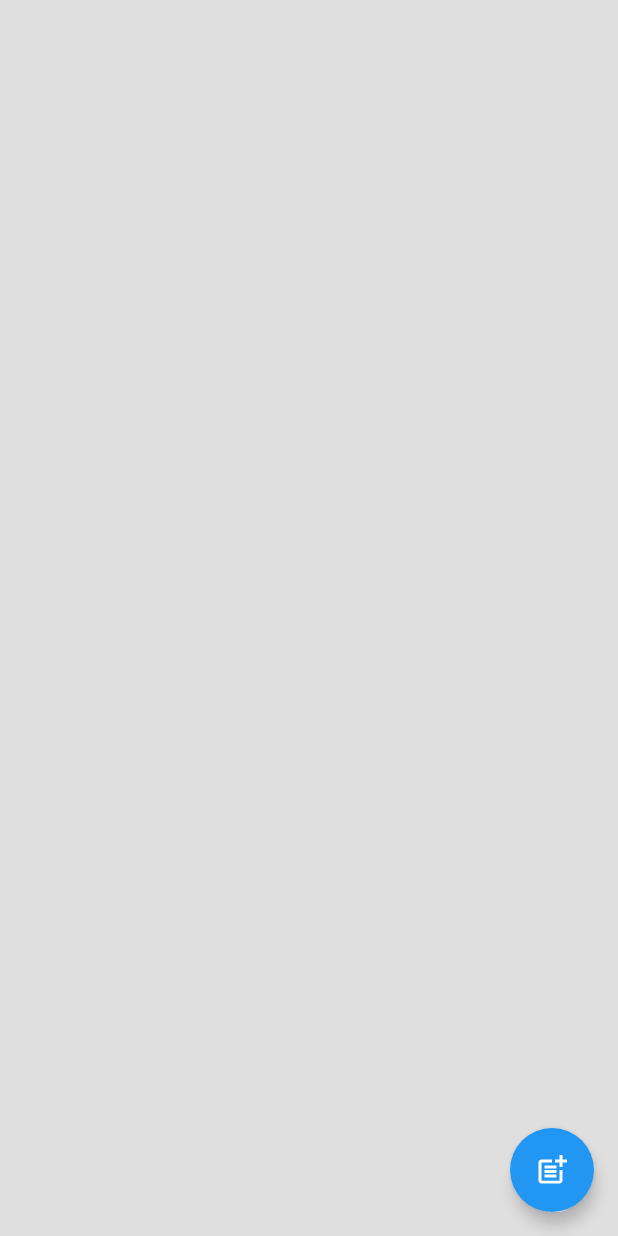
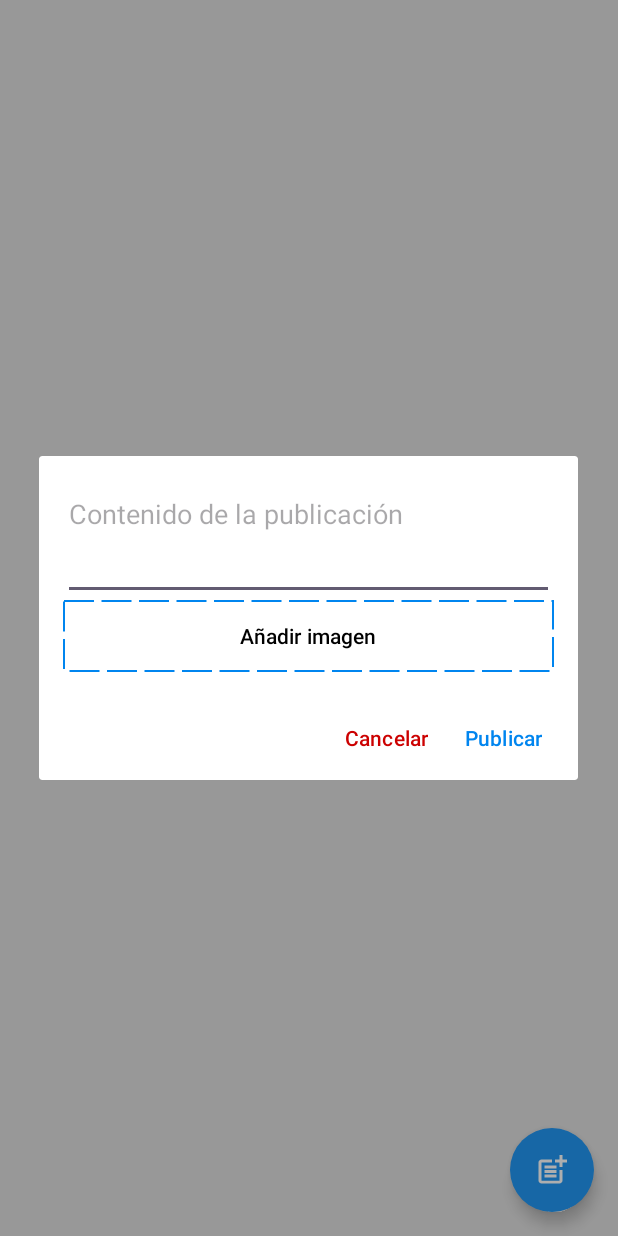
Before and after one commit to omar48121/VideogamesUI, an Android app: the Home screen opened directly, with no data from a screen before it, after a tap on "Add a post", on a phone screen of 412 x 824 dp. Run offline under Robolectric (Android 15) with nearby library versions, the phone set to English and light mode, and no system bars; pictures from the network do not load; 1 statement that could not run was skipped.

Commit message:
post posts to backend

```diff
--- a/app/src/main/java/com/example/videogames/Home.java
+++ b/app/src/main/java/com/example/videogames/Home.java
@@ -1,14 +1,21 @@
 package com.example.videogames;
 
+import androidx.appcompat.app.AlertDialog;
 import androidx.appcompat.app.AppCompatActivity;
 import androidx.recyclerview.widget.LinearLayoutManager;
 import androidx.recyclerview.widget.RecyclerView;
 import androidx.swiperefreshlayout.widget.SwipeRefreshLayout;
 
+import android.content.Context;
+import android.content.DialogInterface;
+import android.content.SharedPreferences;
 import android.content.res.ColorStateList;
 import android.graphics.Color;
+import android.net.Uri;
 import android.os.Bundle;
 import android.view.View;
+import android.widget.Button;
+import android.widget.EditText;
 import android.widget.Toast;
 
 import com.google.android.material.floatingactionbutton.FloatingActionButton;
@@ -26,6 +33,7 @@ public class Home extends AppCompatActivity {
     private RecyclerView recyclerViewPosts;
     private PostAdapter postAdapter;
     private SwipeRefreshLayout swipeRefreshLayout;
+    private Uri selectedImageUri;
 
     @Override
     protected void onCreate(Bundle savedInstanceState) {
@@ -45,14 +53,7 @@ public class Home extends AppCompatActivity {
         swipeRefreshLayout.setOnRefreshListener(new SwipeRefreshLayout.OnRefreshListener() {
             @Override
             public void onRefresh() {
-                // Lógica para actualizar la lista de posts
-                // Aquí puedes realizar una nueva solicitud al servidor para obtener los últimos posts
-                // y luego actualizar la lista en postAdapter.setPosts(nuevosPosts);
-                // Por ejemplo, postAdapter.setPosts(nuevosPosts); y luego postAdapter.notifyDataSetChanged();
-                // En este ejemplo, simplemente detenemos el SwipeRefreshLayout después de 2 segundos.
                 swipeRefreshLayout.setRefreshing(false);
-
-                // Llamar a la función para obtener los posts
                 getExamplePosts();
             }
         });
@@ -63,11 +64,82 @@ public class Home extends AppCompatActivity {
             @Override
             public void onClick(View v) {
                 // Lógica para crear un nuevo post
-                Toast.makeText(Home.this, "Crear un nuevo post", Toast.LENGTH_SHORT).show();
+                // Crear el diálogo personalizado
+                AlertDialog.Builder builder = new AlertDialog.Builder(Home.this);
+                View dialogView = getLayoutInflater().inflate(R.layout.dialog_create_post, null);
+                builder.setView(dialogView);
+
+                // Obtener referencias a los elementos del diálogo
+                EditText editTextContent = dialogView.findViewById(R.id.editTextContent);
+                Button buttonUploadImage = dialogView.findViewById(R.id.buttonUploadImage);
+
+                // Configurar el botón de cargar imagen (si es necesario)
+                buttonUploadImage.setOnClickListener(new View.OnClickListener() {
+                    @Override
+                    public void onClick(View v) {
+
+                    }
+                });
+
+                // Configurar los botones del diálogo
+                builder.setPositiveButton("Publicar", new DialogInterface.OnClickListener() {
+                    @Override
+                    public void onClick(DialogInterface dialog, int which) {
+                        String content = editTextContent.getText().toString();
+                        SharedPreferences sharedPreferences = getSharedPreferences("MyPreferences", Context.MODE_PRIVATE);
+                        String email = sharedPreferences.getString("email", "");
+                        String imageUrl;
+
+                        if (selectedImageUri != null) {
+                            imageUrl = selectedImageUri.toString();
+                        } else {
+                            imageUrl = "https://loremflickr.com/360/650";
+                        }
+
+                        Retrofit retrofit = new Retrofit.Builder()
+                                .baseUrl("http://10.0.2.2:3000/")
+                                .addConverterFactory(GsonConverterFactory.create())
+                                .build();
+
+                        PostApiService apiInterface = retrofit.create(PostApiService.class);
+
+                        Call<Void> call = apiInterface.createPost(content, email, imageUrl);
+                        call.enqueue(new Callback<Void>() {
+                            @Override
+                            public void onResponse(Call<Void> call, Response<Void> response) {
+                                if (response.isSuccessful()) {
+                                    getExamplePosts();
+                                    Toast.makeText(Home.this, "Post creado", Toast.LENGTH_SHORT).show();
+                                } else {
+                                    Toast.makeText(Home.this, "Post no creado", Toast.LENGTH_SHORT).show();
+                                }
+                            }
+
+                            @Override
+                            public void onFailure(Call<Void> call, Throwable t) {
+                                Toast.makeText(Home.this, "Error en solicitud al server", Toast.LENGTH_SHORT).show();
+                            }
+                        });
+
+                        dialog.dismiss();
+                    }
+                });
+                builder.setNegativeButton("Cancelar", new DialogInterface.OnClickListener() {
+                    @Override
+                    public void onClick(DialogInterface dialog, int which) {
+                        dialog.dismiss();
+                    }
+                });
+
+                // Mostrar el diálogo
+                AlertDialog alertDialog = builder.create();
+                alertDialog.show();
+
+                Button negativeButton = alertDialog.getButton(DialogInterface.BUTTON_NEGATIVE);
+                negativeButton.setTextAppearance(R.style.NegativeButtonTextStyle);
             }
         });
 
-        // Llamar a la función para obtener los posts
         getExamplePosts();
     }
 
--- a/app/src/main/java/com/example/videogames/PostAdapter.java
+++ b/app/src/main/java/com/example/videogames/PostAdapter.java
@@ -15,6 +15,7 @@ import com.bumptech.glide.Glide;
 
 import java.text.ParseException;
 import java.text.SimpleDateFormat;
+import java.util.ArrayList;
 import java.util.Date;
 import java.util.List;
 import java.util.Locale;
@@ -26,6 +27,7 @@ public class PostAdapter extends RecyclerView.Adapter<PostAdapter.PostViewHolder
 
     public PostAdapter(Context context) {
         this.context = context;
+        this.posts = new ArrayList<>();
     }
 
     @NonNull
--- a/app/src/main/java/com/example/videogames/PostApiService.java
+++ b/app/src/main/java/com/example/videogames/PostApiService.java
@@ -3,9 +3,20 @@ package com.example.videogames;
 import java.util.List;
 
 import retrofit2.Call;
+import retrofit2.http.Field;
+import retrofit2.http.FormUrlEncoded;
 import retrofit2.http.GET;
+import retrofit2.http.POST;
 
 public interface PostApiService {
     @GET("posts")
     Call<List<Post>> getPosts();
+
+    @FormUrlEncoded
+    @POST("posts")
+    Call<Void> createPost(
+            @Field("content") String content,
+            @Field("userEmail") String email,
+            @Field("imageUrl") String imageUrl
+    );
 }
--- /dev/null
+++ b/app/src/main/res/drawable/button_border_dashed.xml
@@ -0,0 +1,13 @@
+<layer-list xmlns:android="http://schemas.android.com/apk/res/android">
+    <item>
+        <shape android:shape="rectangle">
+            <solid android:color="@android:color/transparent" />
+            <stroke
+                android:width="1dp"
+                android:color="#FF000000"
+                android:dashWidth="20dp"
+                android:dashGap="5dp" />
+            <corners android:radius="0dp" />
+        </shape>
+    </item>
+</layer-list>
--- /dev/null
+++ b/app/src/main/res/layout/dialog_create_post.xml
@@ -0,0 +1,26 @@
+<LinearLayout xmlns:android="http://schemas.android.com/apk/res/android"
+    android:layout_width="match_parent"
+    android:layout_height="wrap_content"
+    android:orientation="vertical"
+    android:padding="16dp">
+
+    <EditText
+        android:id="@+id/editTextContent"
+        android:layout_width="match_parent"
+        android:layout_height="wrap_content"
+        android:height="80dp"
+        android:gravity="start|top"
+        android:hint="Contenido de la publicación"
+        android:maxLines="5"
+        android:scrollbars="vertical" />
+
+    <!-- Puedes usar un botón para cargar la imagen -->
+    <Button
+        android:id="@+id/buttonUploadImage"
+        android:layout_width="match_parent"
+        android:layout_height="wrap_content"
+        android:background="@drawable/button_border_dashed"
+        android:textColor="@color/black"
+        android:text="Añadir imagen" />
+
+</LinearLayout>
--- a/app/src/main/res/values/themes.xml
+++ b/app/src/main/res/values/themes.xml
@@ -10,5 +10,11 @@
         <item name="cornerSize">50%</item>
     </style>
 
+    <style name="NegativeButtonTextStyle" parent="TextAppearance.AppCompat.Button">
+        <item name="android:textColor">@android:color/holo_red_dark</item>
+        <item name="android:textAllCaps">false</item>
+    </style>
+
+
     <style name="Theme.Videogames" parent="Base.Theme.Videogames" />
 </resources>
```
Also changed, not shown: app/src/main/AndroidManifest.xml (+8 -0 lines), app/src/main/java/com/example/videogames/MainActivity.java (+7 -0 lines).
